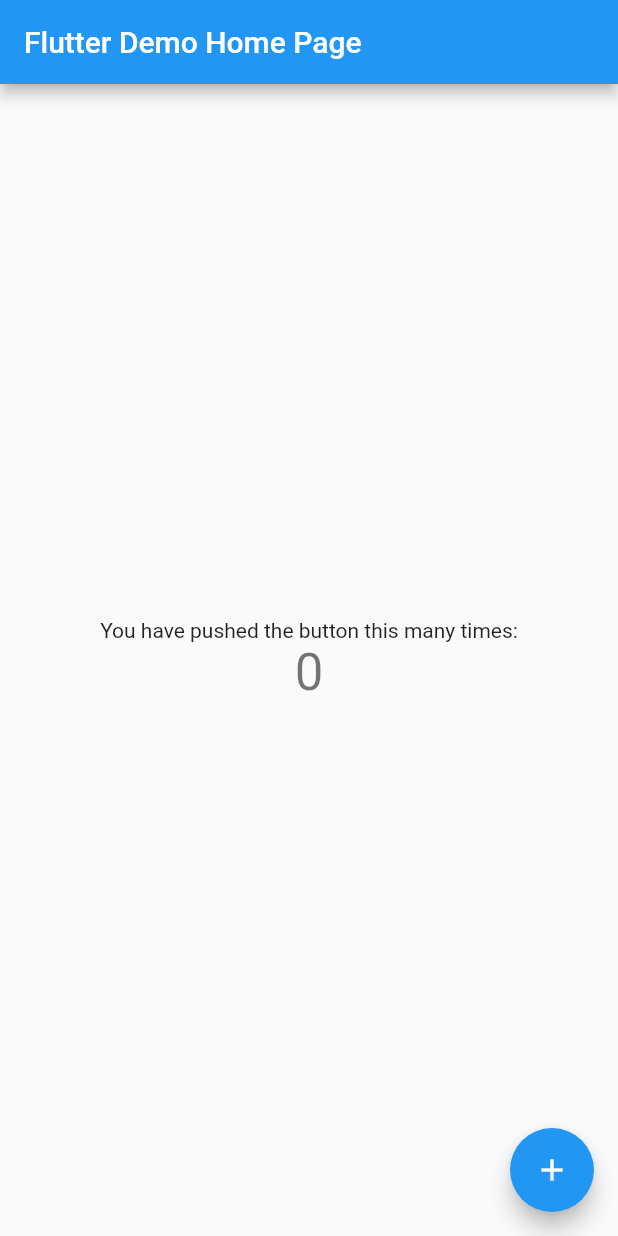
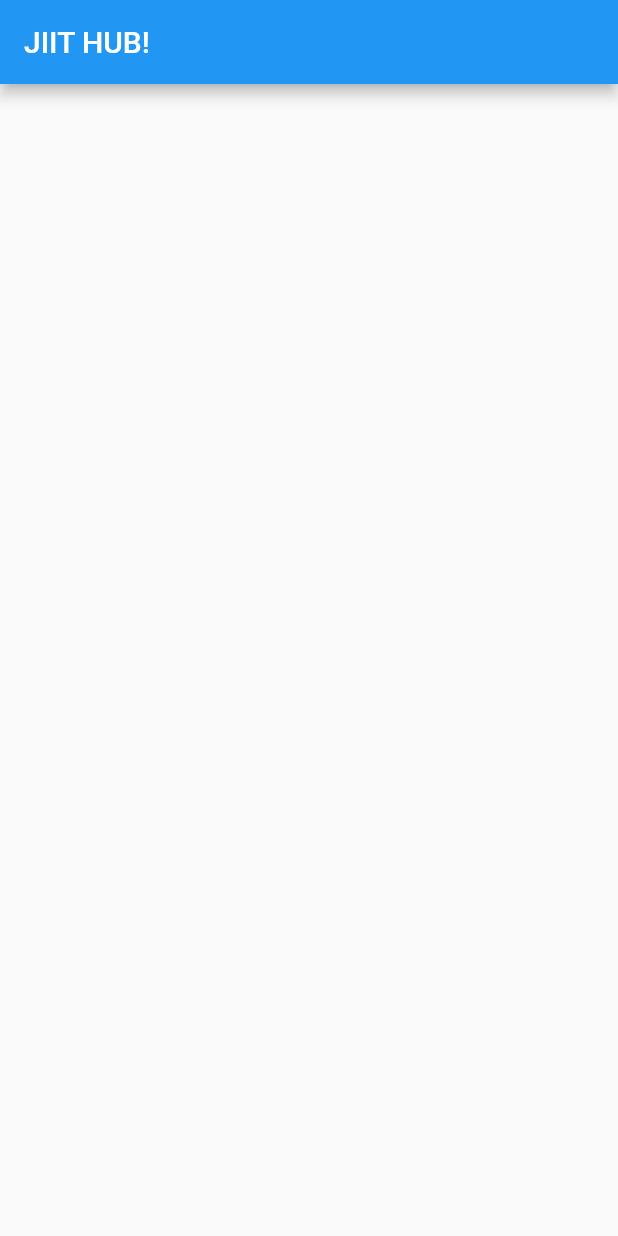
Before and after one commit to tanny99/jiit_hub, a Flutter app: the screen it shows after launch, on a phone screen of 412 x 824 dp. Run offline on Flutter 3.47's test engine with Material 2 defaults, Android fonts, the light colour scheme and no system bars.

Commit message:
second_commit

```diff
--- a/lib/main.dart
+++ b/lib/main.dart
@@ -5,40 +5,22 @@
 }
 
 class MyApp extends StatelessWidget {
-  // This widget is the root of your application.
   @override
   Widget build(BuildContext context) {
     return MaterialApp(
+      debugShowCheckedModeBanner: false,
       title: 'Flutter Demo',
       theme: ThemeData(
-        // This is the theme of your application.
-        //
-        // Try running your application with "flutter run". You'll see the
-        // application has a blue toolbar. Then, without quitting the app, try
-        // changing the primarySwatch below to Colors.green and then invoke
-        // "hot reload" (press "r" in the console where you ran "flutter run",
-        // or simply save your changes to "hot reload" in a Flutter IDE).
-        // Notice that the counter didn't reset back to zero; the application
-        // is not restarted.
+
         primarySwatch: Colors.blue,
       ),
-      home: MyHomePage(title: 'Flutter Demo Home Page'),
+      home: MyHomePage(title: 'JIIT HUB!'),
     );
   }
 }
 
 class MyHomePage extends StatefulWidget {
   MyHomePage({Key? key, required this.title}) : super(key: key);
-
-  // This widget is the home page of your application. It is stateful, meaning
-  // that it has a State object (defined below) that contains fields that affect
-  // how it looks.
-
-  // This class is the configuration for the state. It holds the values (in this
-  // case the title) provided by the parent (in this case the App widget) and
-  // used by the build method of the State. Fields in a Widget subclass are
-  // always marked "final".
-
   final String title;
 
   @override
@@ -46,68 +28,22 @@
 }
 
 class _MyHomePageState extends State<MyHomePage> {
-  int _counter = 0;
-
-  void _incrementCounter() {
-    setState(() {
-      // This call to setState tells the Flutter framework that something has
-      // changed in this State, which causes it to rerun the build method below
-      // so that the display can reflect the updated values. If we changed
-      // _counter without calling setState(), then the build method would not be
-      // called again, and so nothing would appear to happen.
-      _counter++;
-    });
-  }
-
   @override
   Widget build(BuildContext context) {
-    // This method is rerun every time setState is called, for instance as done
-    // by the _incrementCounter method above.
-    //
-    // The Flutter framework has been optimized to make rerunning build methods
-    // fast, so that you can just rebuild anything that needs updating rather
-    // than having to individually change instances of widgets.
     return Scaffold(
       appBar: AppBar(
-        // Here we take the value from the MyHomePage object that was created by
-        // the App.build method, and use it to set our appbar title.
         title: Text(widget.title),
       ),
       body: Center(
-        // Center is a layout widget. It takes a single child and positions it
-        // in the middle of the parent.
         child: Column(
-          // Column is also a layout widget. It takes a list of children and
-          // arranges them vertically. By default, it sizes itself to fit its
-          // children horizontally, and tries to be as tall as its parent.
-          //
-          // Invoke "debug painting" (press "p" in the console, choose the
-          // "Toggle Debug Paint" action from the Flutter Inspector in Android
-          // Studio, or the "Toggle Debug Paint" command in Visual Studio Code)
-          // to see the wireframe for each widget.
-          //
-          // Column has various properties to control how it sizes itself and
-          // how it positions its children. Here we use mainAxisAlignment to
-          // center the children vertically; the main axis here is the vertical
-          // axis because Columns are vertical (the cross axis would be
-          // horizontal).
           mainAxisAlignment: MainAxisAlignment.center,
           children: <Widget>[
-            Text(
-              'You have pushed the button this many times:',
-            ),
-            Text(
-              '$_counter',
-              style: Theme.of(context).textTheme.headline4,
-            ),
+
+
           ],
         ),
       ),
-      floatingActionButton: FloatingActionButton(
-        onPressed: _incrementCounter,
-        tooltip: 'Increment',
-        child: Icon(Icons.add),
-      ), // This trailing comma makes auto-formatting nicer for build methods.
+
     );
   }
 }
```
Also changed, not shown: lib/responsive_constants.dart (added, +11 -0 lines).
